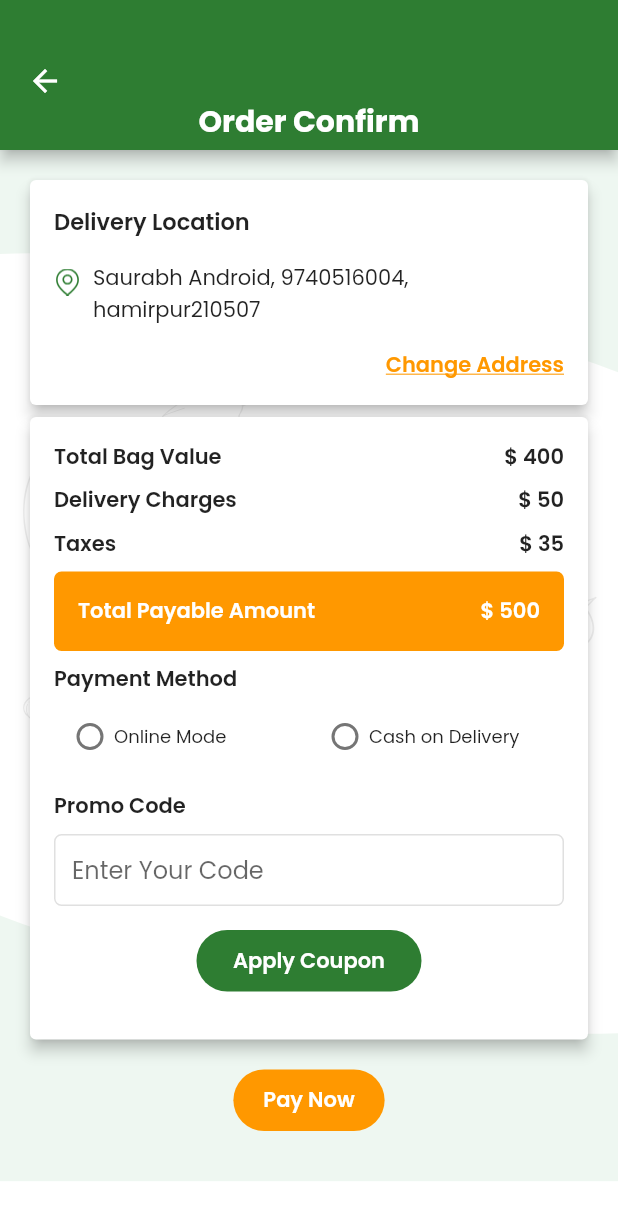
After one commit to saurabhmdh/ekirana_user_flutter, a Flutter app: the ConfirmOrderScreen screen opened directly, on a phone screen of 412 x 824 dp. The commit adds this screen. Shown: the top 1220 px of the screen. Run offline on Flutter 3.47's test engine with Material 2 defaults, Android fonts, the phone set to English and light mode, and no system bars; our stand-ins replace flutter_svg_provider; network calls fail.

Commit message:
completed order confirm screen

```diff
--- /dev/null
+++ b/lib/screens/ConfirmOrderScreen.dart
@@ -0,0 +1,251 @@
+import 'package:flutter/material.dart';
+import 'package:flutter_svg_provider/flutter_svg_provider.dart';
+
+class ConfirmOrderScreen extends StatefulWidget {
+  const ConfirmOrderScreen({super.key});
+
+  @override
+  State<ConfirmOrderScreen> createState() => _ConfirmOrderScreenState();
+}
+
+class _ConfirmOrderScreenState extends State<ConfirmOrderScreen> {
+  var paymentMethod;
+  @override
+  Widget build(BuildContext context) {
+    return Container(
+        width: double.infinity,
+        height: double.infinity,
+        decoration: const BoxDecoration(
+            image: DecorationImage(image: Svg("assets/images/app_bg.svg"),fit: BoxFit.cover)
+        ),
+        child: Scaffold(
+          backgroundColor: Colors.transparent,
+          resizeToAvoidBottomInset: true,
+          appBar: AppBar(
+            toolbarHeight: 100,
+            automaticallyImplyLeading: false,
+            flexibleSpace: Container(
+              color: Colors.green.shade800,
+              child: Column(
+                children: [
+                  Column(
+                    children: [
+                      InkWell(
+                        onTap: (){
+                          Navigator.pop(context);
+                        },
+                        child: Container(
+                            alignment: Alignment.topLeft,
+                            padding: const EdgeInsets.only(left: 18,top: 42),
+                            child: Icon(Icons.arrow_back,color: Colors.white,)
+                        ),
+                      ),
+                      const Text(
+                        "Order Confirm",style: TextStyle(
+                          fontSize: 20,
+                          fontWeight: FontWeight.w800,
+                          color: Colors.white
+                      ),
+                      )
+                    ],
+                  )
+                ],
+              ),
+            ),
+          ),
+          body: SingleChildScrollView(
+            child: Container(
+              margin: EdgeInsets.all(16),
+              child: Column(
+                mainAxisAlignment: MainAxisAlignment.center,
+                crossAxisAlignment: CrossAxisAlignment.center,
+                children: [
+                  Card(
+                    elevation: 4,
+                    child: Padding(
+                      padding: const EdgeInsets.all(16.0),
+                      child: Column(
+                        crossAxisAlignment: CrossAxisAlignment.start,
+                        children: [
+                          Text("Delivery Location",style: TextStyle(fontWeight: FontWeight.w600,fontSize: 15),textAlign: TextAlign.left,),
+                          SizedBox(height: 16,),
+                          Row(
+                            mainAxisAlignment: MainAxisAlignment.start,
+                            crossAxisAlignment: CrossAxisAlignment.start,
+                            children: [
+                              Padding(
+                                padding: const EdgeInsets.only(right: 8,top: 4),
+                                child: Image(image: Svg('assets/images/location_icon.svg'),width: 18,height: 18,color: Colors.green.shade800,alignment: Alignment.topLeft,),
+                              ),
+                              Expanded(child: Text("Saurabh Android, 9740516004, hamirpur210507",overflow: TextOverflow.ellipsis,maxLines: 2,)),
+                            ],
+                          ),
+                          SizedBox(height: 16,),
+                          const Row(
+                            mainAxisAlignment: MainAxisAlignment.end,
+                            children: [
+                              Text("Change Address",textAlign: TextAlign.right,style: TextStyle(fontWeight: FontWeight.w600,color: Colors.orange,decoration: TextDecoration.underline),),
+                            ],
+                          )
+                        ],
+                      ),
+                    ),
+                  ),
+                  Card(
+                    elevation: 4,
+                    child: Padding(
+                      padding: EdgeInsets.all(16.0),
+                      child: Column(
+                        crossAxisAlignment: CrossAxisAlignment.start,
+                        children: [
+                          const Row(
+                            mainAxisAlignment: MainAxisAlignment.spaceBetween,
+                            children: [
+                              Text("Total Bag Value",style: TextStyle(fontWeight: FontWeight.w600),),
+                              Text("\$ 400",style: TextStyle(fontWeight: FontWeight.w600),),
+                            ],
+                          ),
+                          SizedBox(height: 8,),
+                          const Row(
+                            mainAxisAlignment: MainAxisAlignment.spaceBetween,
+                            children: [
+                              Text("Delivery Charges",style: TextStyle(fontWeight: FontWeight.w600),),
+                              Text("\$ 50",style: TextStyle(fontWeight: FontWeight.w600),),
+                            ],
+                          ),
+                          SizedBox(height: 8,),
+                          const Row(
+                            mainAxisAlignment: MainAxisAlignment.spaceBetween,
+                            children: [
+                              Text("Taxes",style: TextStyle(fontWeight: FontWeight.w600),),
+                              Text("\$ 35",style: TextStyle(fontWeight: FontWeight.w600),),
+                            ],
+                          ),
+                          SizedBox(height: 8,),
+                          Container(
+                            padding: EdgeInsets.all(16),
+                            decoration: BoxDecoration(
+                                borderRadius: BorderRadius.circular(5),
+                                color: Colors.orange
+                            ),
+                            child: const Row(
+                              mainAxisAlignment: MainAxisAlignment.spaceBetween,
+                              children: [
+                                Text("Total Payable Amount",style: TextStyle(color: Colors.white,fontWeight: FontWeight.w600),),
+                                Text("\$ 500",style: TextStyle(color: Colors.white,fontWeight: FontWeight.w600))
+                              ],
+                            ),
+                          ),
+                          SizedBox(height: 8,),
+                          Text("Payment Method", style: TextStyle(fontWeight: FontWeight.w600),),
+                          Row(
+                              mainAxisAlignment: MainAxisAlignment.start,
+                              crossAxisAlignment: CrossAxisAlignment.start,
+                              children: [
+                                Expanded(
+                                  child:ListTileTheme(
+                                    horizontalTitleGap: 0,
+                                    child: ListTile(
+                                      visualDensity: VisualDensity(horizontal: -4.0),
+                                      contentPadding: EdgeInsets.symmetric(horizontal: 0),
+                                      title: const Text('Online Mode',style: TextStyle(fontSize: 12),),
+                                      leadingAndTrailingTextStyle: TextStyle(color: Colors.grey.shade500),
+                                      leading: Radio(
+                                        fillColor: MaterialStateColor.resolveWith((states) => Colors.grey.shade600),
+                                        value: "Online",
+                                        groupValue: paymentMethod,
+                                        onChanged: (value) {
+                                          setState(() {
+                                            paymentMethod = value.toString();
+                                          });
+                                        },
+                                      ),
+                                    ),
+                                  ),
+                                ),
+                                Expanded(
+                                  child:ListTileTheme(
+                                    horizontalTitleGap: 0,
+                                    child: ListTile(
+                                      visualDensity: VisualDensity(horizontal: -4.0),
+                                      contentPadding: EdgeInsets.zero,
+                                      title: const Text('Cash on Delivery',style: TextStyle(fontSize: 12)),
+                                      leading: Radio(
+                                        fillColor: MaterialStateColor.resolveWith((states) => Colors.grey.shade600),
+                                        value: "Cash",
+                                        groupValue: paymentMethod,
+                                        onChanged: (value) {
+                                          setState(() {
+                                            paymentMethod = value.toString();
+                                          });
+                                        },
+                                      ),
+                                    ),
+                                  ),
+                                ),
+
+                              ]
+                          ),
+                          SizedBox(height: 8,),
+                          Text("Promo Code", style: TextStyle(fontWeight: FontWeight.w600),),
+                          SizedBox(height: 8,),
+                          TextField(
+                            cursorColor: Colors.black,
+                            decoration: InputDecoration(
+                              enabledBorder: OutlineInputBorder(
+                                  borderRadius: BorderRadius.circular(5),
+                                  borderSide:  BorderSide(
+                                      color: Colors.grey.shade300,
+                                      width: 1
+                                  )
+                              ),
+                              focusedBorder: OutlineInputBorder(
+                                  borderRadius: BorderRadius.circular(5),
+                                  borderSide:  BorderSide(
+                                      color: Colors.grey.shade300,
+                                      width: 1
+                                  )
+                              ),
+                              hintText: "Enter Your Code",
+                              contentPadding: EdgeInsets.only(top: 4,left: 12),
+                            ),
+                          ),
+                          SizedBox(height: 16,),
+                          Row(
+                            mainAxisAlignment: MainAxisAlignment.center,
+                            children: [
+                              Container(
+                                width: 150,
+                                alignment: Alignment.center,
+                                padding: EdgeInsets.only(top: 10,bottom: 10),
+                                decoration: BoxDecoration(
+                                  borderRadius: BorderRadius.circular(30),
+                                  color: Colors.green.shade800,
+                                ),
+                                child: Text("Apply Coupon",style: TextStyle(color: Colors.white,fontWeight: FontWeight.w600),),
+                              ),
+                            ],
+                          ),
+                          SizedBox(height: 16,),
+                        ],
+                      ),
+                    ),
+                  ),
+                  SizedBox(height: 16,),
+                  Container(
+                    padding: EdgeInsets.only(top: 10,bottom: 10,left: 20,right: 20),
+                    decoration: BoxDecoration(
+                      borderRadius: BorderRadius.circular(30),
+                      color: Colors.orange
+                    ),
+                    child: Text("Pay Now",style: TextStyle(color: Colors.white,fontWeight: FontWeight.w600,),textDirection: TextDirection.ltr,),
+                  )
+                ],
+              ),
+
+            ),
+          ),
+        )
+    );
+  }
+}
--- a/lib/screens/ShoppingCartScreen.dart
+++ b/lib/screens/ShoppingCartScreen.dart
@@ -1,9 +1,7 @@
 import 'package:ekirana_user_flutter/screens/BottomNavigationFile.dart';
+import 'package:ekirana_user_flutter/screens/ConfirmOrderScreen.dart';
 import 'package:flutter/material.dart';
-import 'package:flutter/services.dart';
 import 'package:flutter_svg_provider/flutter_svg_provider.dart';
-
-import 'HomeScreen.dart';
 import 'demo_list.dart';
 
 class ShoppingCartScreen extends StatefulWidget {
@@ -112,7 +110,7 @@ class _ShoppingCartScreenState extends State<ShoppingCartScreen> {
                                         shape: BoxShape.circle,
                                         color: Colors.orange
                                       ),
-                                        child: Text("-",style: TextStyle(color: Colors.white,fontWeight: FontWeight.w600,fontSize: 14),textAlign: TextAlign.center,)
+                                        child: const Text("-",style: TextStyle(color: Colors.white,fontWeight: FontWeight.w600,fontSize: 14),textAlign: TextAlign.center,)
                                     ),
                                     SizedBox(width: 5,),
                                     Container(
@@ -123,8 +121,7 @@ class _ShoppingCartScreenState extends State<ShoppingCartScreen> {
                                             shape: BoxShape.circle,
                                             color: Colors.orange
                                         ),
-                                        child: Text("1",style: TextStyle(
-                                            color: Colors.white,fontWeight: FontWeight.w600,fontSize: 14),textAlign: TextAlign.center,)
+                                        child: const Text("1",style: TextStyle(color: Colors.white,fontWeight: FontWeight.w600,fontSize: 14),textAlign: TextAlign.center,)
                                     ),
                                     SizedBox(width: 5,),
                                     Container(
@@ -174,6 +171,15 @@ class _ShoppingCartScreenState extends State<ShoppingCartScreen> {
                           borderRadius: BorderRadius.circular(30),
                           color: Colors.orange,
                         ),
+                        child: InkWell(
+                          onTap: (){
+                            Navigator.push(
+                                context,
+                                MaterialPageRoute(builder: (context) =>
+                                    ConfirmOrderScreen()
+                                )
+                            );
+                          },
                           child: const Padding(
                             padding: EdgeInsets.only(left: 18,right: 18,top:0,bottom:0),
                             child:  Text("Checkout",style: TextStyle(
@@ -181,6 +187,7 @@ class _ShoppingCartScreenState extends State<ShoppingCartScreen> {
                               color: Colors.white,
                               fontSize: 14,
                             ),),
+                          ),
                         ),
                       ),
                     ),
```
Lines whose indentation alone changed are shown as unchanged.
